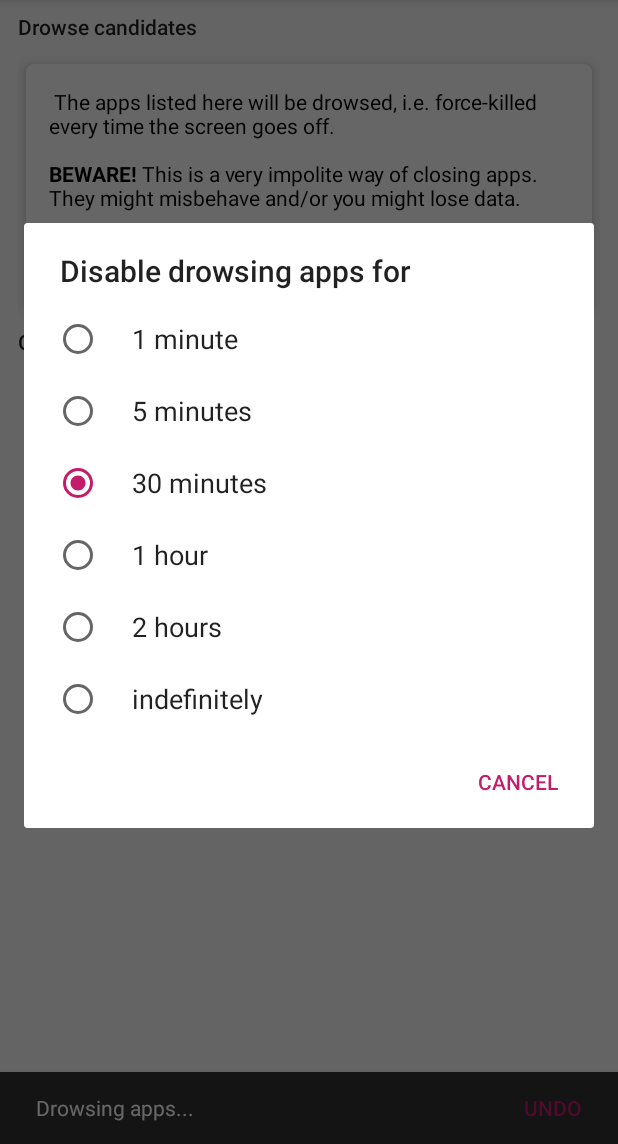
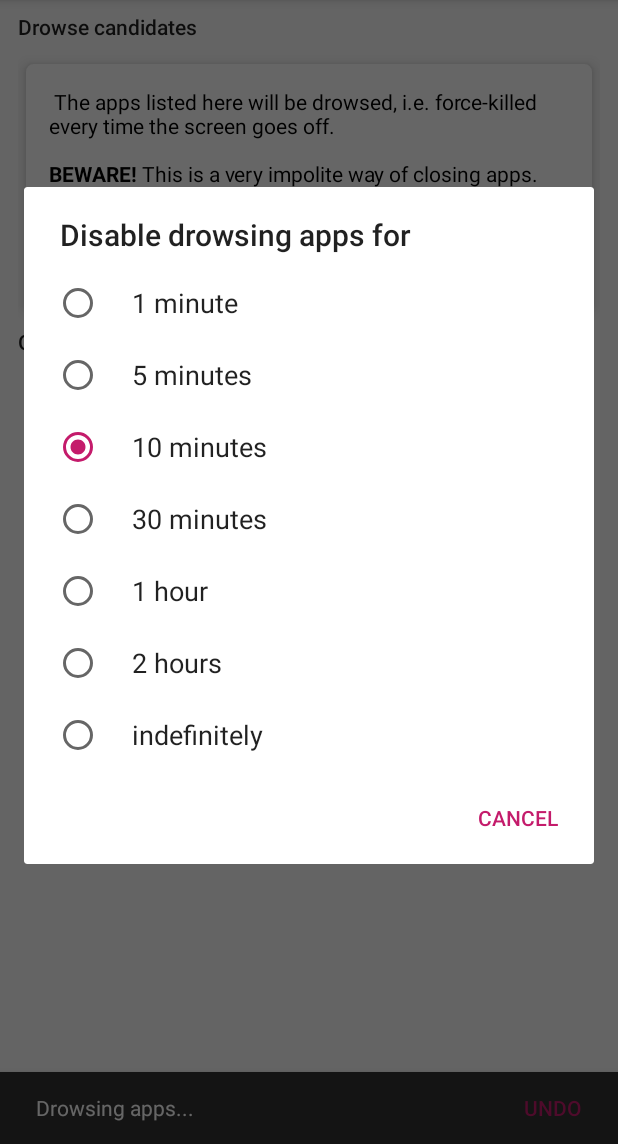
Before and after one commit to emtee40/Drowser-bk, an Android app: the screen it shows after launch (MainActivity), after a tap on "Temporarily Disable...", on a phone screen of 412 x 824 dp, the part 92-1236 px from its top. Run offline under Robolectric (Android 15) with nearby library versions, the phone set to English and light mode, and no system bars; our stand-ins replace Room's generated code, Timber; libraries missing offline, so code that uses them is left out: android.arch.persistence, com.mikepenz.aboutlibraries, eu.chainfire.libsuperuser; 1 statement that could not run was skipped; 1 other tap on this screen came first.

Commit message:
Add 10 minute 'disable until' option

```diff
--- a/app/src/main/java/com/jarsilio/android/drowser/MainActivity.kt
+++ b/app/src/main/java/com/jarsilio/android/drowser/MainActivity.kt
@@ -154,8 +154,8 @@ class MainActivity : AppCompatActivity() {
         AlertDialog.Builder(this)
                 .setTitle("Disable drowsing apps for")
                 .setSingleChoiceItems(timeoutStrings, prefs.lastDisableUntilUserChoice) { dialog, which ->
-                    prefs.lastDisableUntilUserChoice = which + 1 // To skip NO_TIMEOUT
-                    prefs.disableUntil = Timeout.values()[which + 1].disableUntil
+                    prefs.lastDisableUntilUserChoice = which
+                    prefs.disableUntil = Timeout.values()[which + 1].disableUntil // To skip NO_TIMEOUT
                     Timber.d("Temporarily disabling Drowser until ${Utils.getReadableDate(prefs.disableUntil)}")
                     Snackbar.make(findViewById<View>(R.id.main_content),
                             getString(R.string.snackbar_disabled_until, Utils.getReadableTime(prefs.disableUntil)),
--- a/app/src/main/java/com/jarsilio/android/drowser/services/DrowserService.kt
+++ b/app/src/main/java/com/jarsilio/android/drowser/services/DrowserService.kt
@@ -179,6 +179,7 @@ enum class Timeout(val millis: Long, val resourceId: Int) {
     NO_TIMEOUT(0, R.string.timeout_no_timeout),
     ONE_MINUTE(1 * 60 * 1000, R.string.timeout_one_minute),
     FIVE_MINUTES(5 * 60 * 1000, R.string.timeout_five_minutes),
+    TEN_MINUTES(10 * 60 * 1000, R.string.timeout_ten_minutes),
     THIRTY_MINUTES(30 * 60 * 1000, R.string.timeout_thirty_minutes),
     ONE_HOUR(1 * 60 * 60 * 1000, R.string.timeout_one_hour),
     TWO_HOURS(2 * 60 * 60 * 1000, R.string.timeout_two_hours),
--- a/app/src/main/res/values/strings.xml
+++ b/app/src/main/res/values/strings.xml
@@ -78,6 +78,7 @@
     <string name="timeout_no_timeout">no timeout</string>
     <string name="timeout_one_minute">1 minute</string>
     <string name="timeout_five_minutes">5 minutes</string>
+    <string name="timeout_ten_minutes">10 minutes</string>
     <string name="timeout_thirty_minutes">30 minutes</string>
     <string name="timeout_one_hour">1 hour</string>
     <string name="timeout_two_hours">2 hours</string>
```
